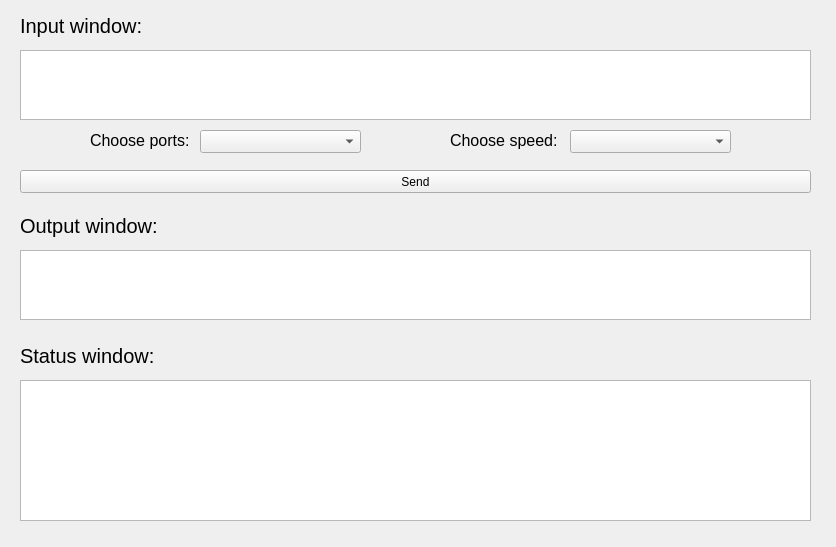
Old version of the form form.ui in the repository Tikhon100/Basics-of-computer-networks.
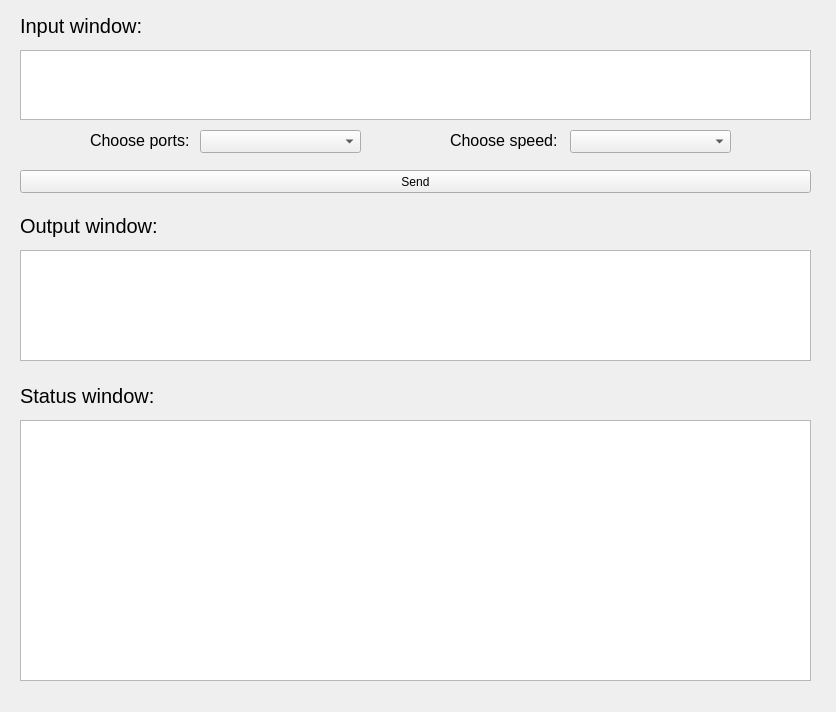
New version of the form.

Diff of the .ui file:
```diff
--- a/form.ui
+++ b/form.ui
@@ -7,7 +7,7 @@
     <x>0</x>
     <y>0</y>
     <width>836</width>
-    <height>547</height>
+    <height>712</height>
    </rect>
   </property>
   <property name="windowTitle">
@@ -104,9 +104,14 @@
      <x>20</x>
      <y>250</y>
      <width>791</width>
-     <height>70</height>
+     <height>111</height>
     </rect>
    </property>
+   <property name="font">
+    <font>
+     <family>Noto Mono</family>
+    </font>
+   </property>
   </widget>
   <widget class="QLabel" name="label_4">
    <property name="geometry">
@@ -143,7 +148,7 @@
    <property name="geometry">
     <rect>
      <x>20</x>
-     <y>340</y>
+     <y>380</y>
      <width>221</width>
      <height>31</height>
     </rect>
@@ -161,11 +166,16 @@
    <property name="geometry">
     <rect>
      <x>20</x>
-     <y>380</y>
+     <y>420</y>
      <width>791</width>
-     <height>141</height>
+     <height>261</height>
     </rect>
    </property>
+   <property name="font">
+    <font>
+     <family>Noto Mono</family>
+    </font>
+   </property>
   </widget>
  </widget>
  <resources/>
```
